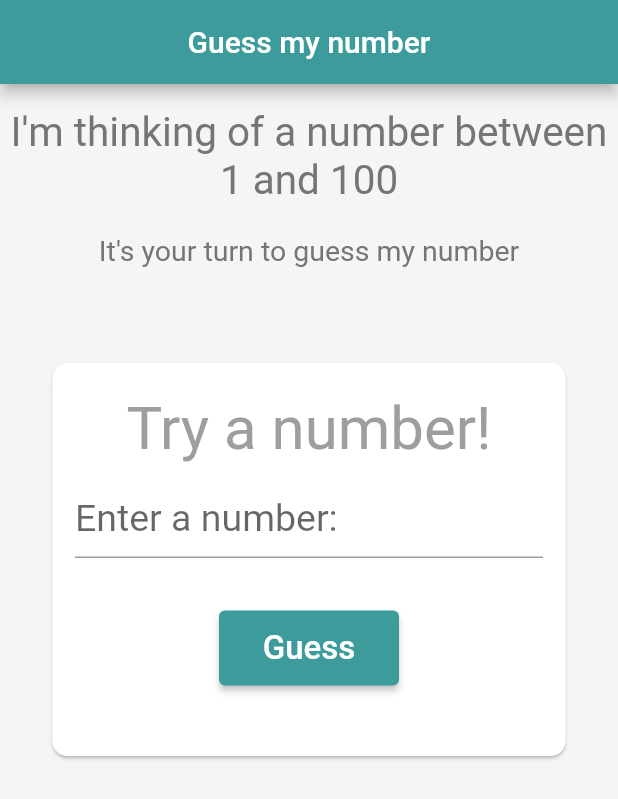
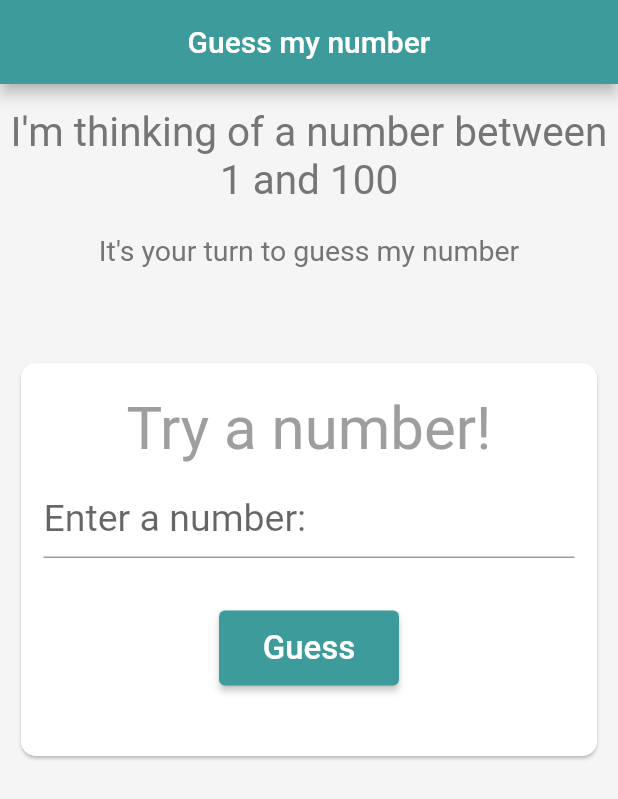
Before and after one commit to Alexandru736/FlutterCourseProjects, a Flutter app: the screen it shows after launch, on a phone screen of 412 x 824 dp. Shown: the top 799 px of the screen. Run offline on Flutter 3.47's test engine with Material 2 defaults, Android fonts, the phone set to English and light mode, and no system bars.

Commit message:
Homework2 commit

```diff
--- a/weekly_homeworks/lib/WeeklyHomeworks/Homework2/homework2.dart
+++ b/weekly_homeworks/lib/WeeklyHomeworks/Homework2/homework2.dart
@@ -44,15 +44,14 @@ class _HomePageState extends State<HomePage> {
         backgroundColor: const Color(0xff3d9b9b),
       ),
       backgroundColor: Color(0xffF5F5F5),
-      body: SingleChildScrollView(
-        child: Column(
+      body: ListView(
         children: <Widget>[
           Padding(
             padding: const EdgeInsets.only(top: 16.0),
             child: Text(
               guessText,
               style:
-                    const TextStyle(fontSize: 27.0, color: Color(0xff757575)),
+                  const TextStyle(fontSize: 27.0, color: Color(0xff757575),),
               textAlign: TextAlign.center,
             ),
           ),
@@ -62,6 +61,7 @@ class _HomePageState extends State<HomePage> {
               turnText,
               style:
                   const TextStyle(fontSize: 19.0, color: Color(0xff757575)),
+              textAlign: TextAlign.center,
             ),
           ),
           Padding(
@@ -77,7 +77,7 @@ class _HomePageState extends State<HomePage> {
                     )
                   : null),
           Padding(
-              padding: const EdgeInsets.only(top: 50.0),
+            padding: const EdgeInsets.only(top: 50.0, left: 10.0, right: 10.0),
             child: Container(
               width: 350,
               height: 270,
@@ -144,7 +144,6 @@ class _HomePageState extends State<HomePage> {
           )
         ],
       ),
-      ),
     );
   }
 
```
Lines whose indentation alone changed are shown as unchanged.
